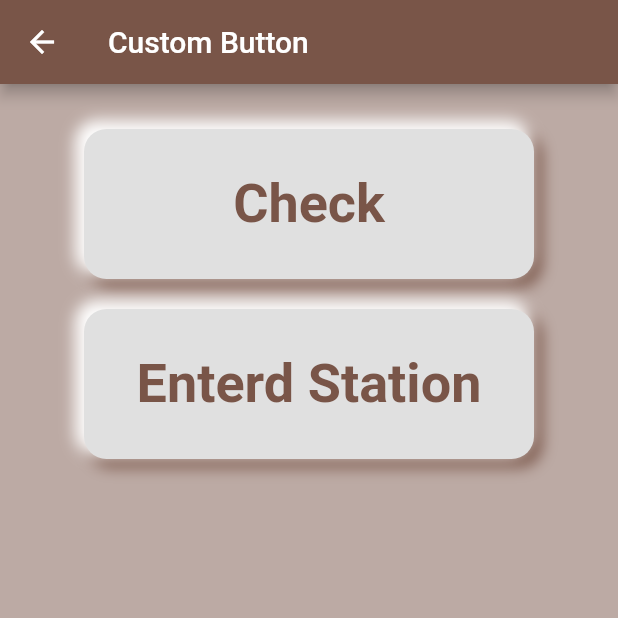
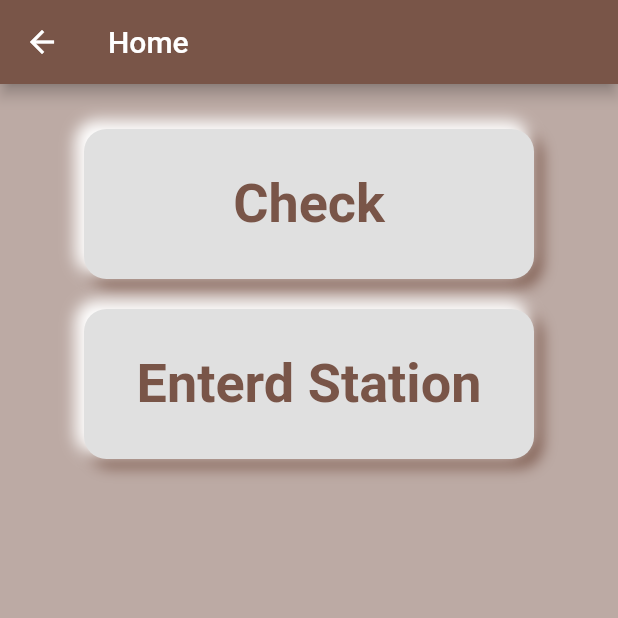
Before and after one commit to Nuwan-Wi/Fuel_App_ui_flutter, a Flutter app: the HomePage screen opened directly, on a phone screen of 412 x 824 dp, the top half of it. Run offline on Flutter 3.47's test engine with Material 2 defaults, Android fonts, the phone set to English and light mode, and no system bars; our stand-ins replace google_fonts.

```diff
--- a/sign_in/lib/HomePage.dart
+++ b/sign_in/lib/HomePage.dart
@@ -1,6 +1,7 @@
 // ignore: file_names
 import 'package:flutter/material.dart';
 import 'package:sign_in/Station.dart';
+import 'package:sign_in/feed.dart';
 import 'package:sign_in/login.dart';
 
 class HomePage extends StatefulWidget {
@@ -15,7 +16,7 @@ class _HomePageState extends State<HomePage> {
   Widget build(BuildContext context) {
     return Scaffold(
         appBar: AppBar(
-          title: const Text("Custom Button"),
+          title: const Text("Home"),
           backgroundColor: Colors.brown,
         ),
         body: Container(
@@ -30,7 +31,7 @@ class _HomePageState extends State<HomePage> {
                       context,
                       MaterialPageRoute(
                         builder: (BuildContext context) {
-                          return const LoginScreen();
+                          return const feedScreen();
                         },
                       ),
                     );
```
